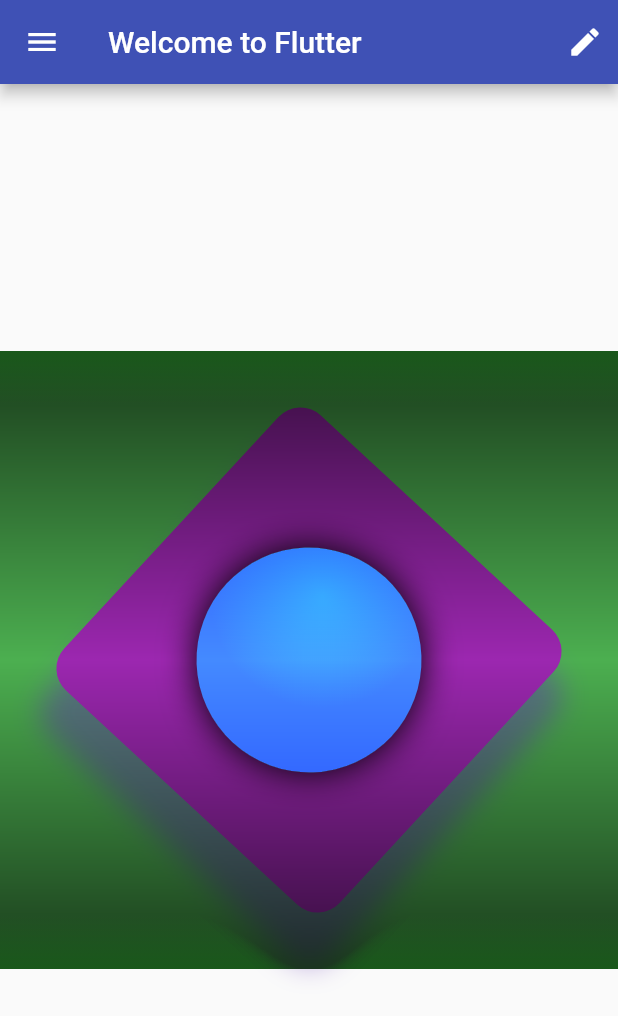
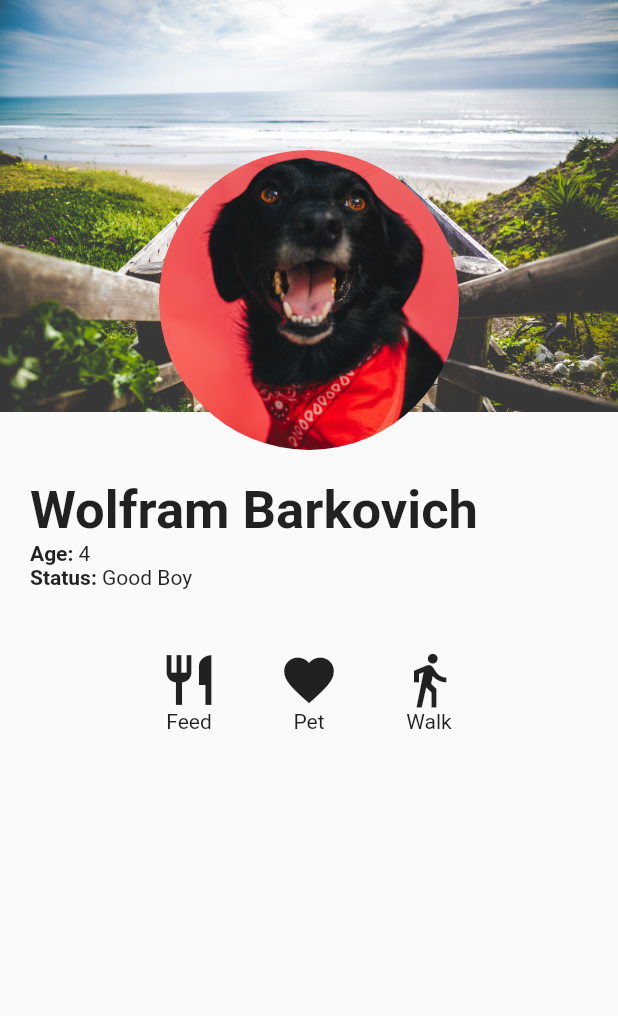
Before and after one commit to PacktPublishing/Flutter-Cookbook, a Flutter app: the screen it shows after launch, on a phone screen of 412 x 824 dp. Shown: the top 1016 px of the screen. Run offline on Flutter 3.47's test engine with Material 2 defaults, Android fonts, the phone set to English and light mode, and no system bars.

Commit message:
ProfileScreen, TextLayout and Assets

```diff
--- a/03_Flutter_Layout/flutter_layout/lib/basic_screen.dart
+++ b/03_Flutter_Layout/flutter_layout/lib/basic_screen.dart
@@ -1,5 +1,5 @@
 import 'package:flutter/material.dart';
-import 'package:flutter_layout/immutable_widget.dart';
+import 'package:flutter_layout/text_layout.dart';
 
 class BasicScreen extends StatelessWidget {
   @override
@@ -15,11 +15,12 @@ class BasicScreen extends StatelessWidget {
           ),
         ],
       ),
-      body: Center(
-        child: AspectRatio(
-          aspectRatio: 1.0,
-          child: ImmutableWidget(),
-        ),
+      body: Column(
+        crossAxisAlignment: CrossAxisAlignment.start,
+        children: <Widget>[
+          Image.asset('assets/beach.jpg'),
+          TextLayout(),
+        ],
       ),
       drawer: Drawer(
         child: Container(
--- a/03_Flutter_Layout/flutter_layout/lib/main.dart
+++ b/03_Flutter_Layout/flutter_layout/lib/main.dart
@@ -1,6 +1,6 @@
 import 'package:flutter/cupertino.dart';
 import 'package:flutter/material.dart';
-import 'package:flutter_layout/basic_screen.dart';
+import 'package:flutter_layout/profile_screen.dart';
 
 void main() => runApp(StaticApp());
 
@@ -8,7 +8,7 @@ class StaticApp extends StatelessWidget {
   @override
   Widget build(BuildContext context) {
     return MaterialApp(
-      home: BasicScreen(),
+      home: ProfileScreen(),
     );
   }
 }
--- /dev/null
+++ b/03_Flutter_Layout/flutter_layout/lib/profile_screen.dart
@@ -0,0 +1,92 @@
+import 'package:flutter/material.dart';
+
+class ProfileScreen extends StatelessWidget {
+  @override
+  Widget build(BuildContext context) {
+    return Scaffold(
+      body: Stack(
+        children: <Widget>[
+          Image.asset('assets/beach.jpg'),
+          Transform.translate(
+            offset: Offset(0, 100),
+            child: Column(
+              children: <Widget>[
+                _buildProfileImage(context),
+                _buildProfileDetails(context),
+                _buildActions(context),
+              ],
+            ),
+          ),
+        ],
+      ),
+    );
+  }
+
+  Widget _buildProfileImage(BuildContext context) {
+    return Container(
+      width: 200,
+      height: 200,
+      child: ClipOval(
+        child: Image.asset(
+          'assets/dog.jpg',
+          fit: BoxFit.fitWidth,
+        ),
+      ),
+    );
+  }
+
+  Widget _buildProfileDetails(BuildContext context) {
+    return Padding(
+      padding: const EdgeInsets.all(20.0),
+      child: Column(
+        crossAxisAlignment: CrossAxisAlignment.start,
+        children: <Widget>[
+          Text(
+            'Wolfram Barkovich',
+            style: TextStyle(fontSize: 35, fontWeight: FontWeight.w600),
+          ),
+          _buildDetailsRow('Age', '4'),
+          _buildDetailsRow('Status', 'Good Boy'),
+        ],
+      ),
+    );
+  }
+
+  Widget _buildDetailsRow(String heading, String value) {
+    return Row(
+      children: <Widget>[
+        Text(
+          '$heading: ',
+          style: TextStyle(fontWeight: FontWeight.bold),
+        ),
+        Text(value),
+      ],
+    );
+  }
+
+  Widget _buildActions(BuildContext context) {
+    return Row(
+      mainAxisAlignment: MainAxisAlignment.center,
+      children: <Widget>[
+        _buildIcon(Icons.restaurant, 'Feed'),
+        _buildIcon(Icons.favorite, 'Pet'),
+        _buildIcon(Icons.directions_walk, 'Walk'),
+      ],
+    );
+  }
+
+  Widget _buildIcon(IconData icon, String text) {
+    return Padding(
+      padding: const EdgeInsets.all(20.0),
+      child: Column(
+        children: <Widget>[
+          Icon(
+            icon,
+            size: 40,
+          ),
+          Text(text)
+        ],
+      ),
+    );
+  }
+}
```
Also changed, not shown: 03_Flutter_Layout/flutter_layout/lib/text_layout.dart (added, +48 -0 lines), 03_Flutter_Layout/flutter_layout/pubspec.yaml (+6 -35 lines), 03_Flutter_Layout/flutter_layout/assets/LeckerliOne-Regular.ttf (added), 03_Flutter_Layout/flutter_layout/assets/beach.jpg (added), 03_Flutter_Layout/flutter_layout/assets/dog.jpg (added).
